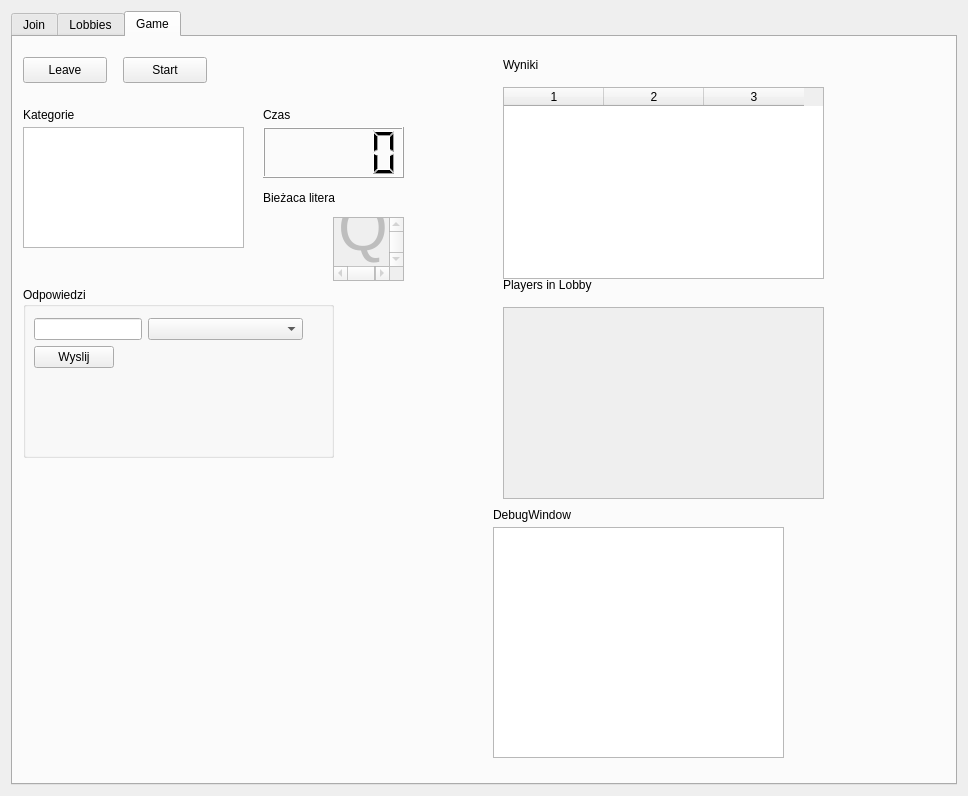
homoglobina/ProjektSK2.2, file ClientGui/mywidget.ui: the form before one commit.
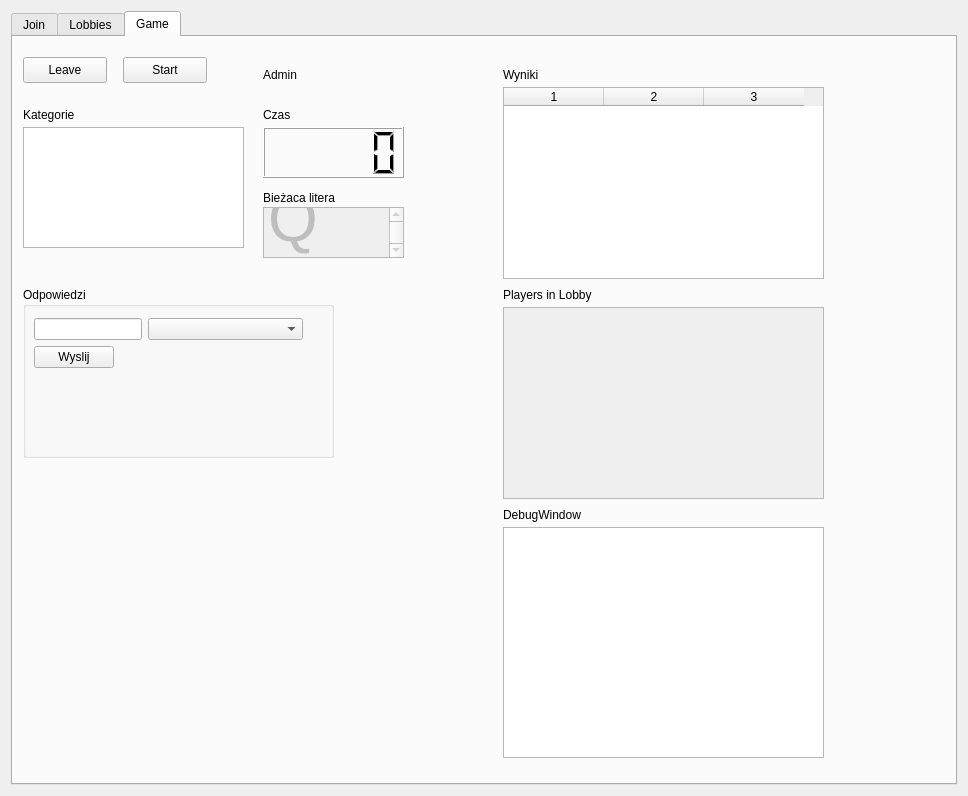
The form after the commit. The open tabs and pages were chosen to show the change.

Commit message: add admin indication

```diff
--- a/ClientGui/mywidget.ui
+++ b/ClientGui/mywidget.ui
@@ -214,7 +214,7 @@
        <property name="geometry">
         <rect>
          <x>490</x>
-         <y>240</y>
+         <y>250</y>
          <width>111</width>
          <height>16</height>
         </rect>
@@ -239,9 +239,9 @@
       <widget class="QTextEdit" name="gameTextEdit">
        <property name="geometry">
         <rect>
-         <x>480</x>
+         <x>490</x>
          <y>490</y>
-         <width>291</width>
+         <width>321</width>
          <height>231</height>
         </rect>
        </property>
@@ -314,7 +314,7 @@
        <property name="geometry">
         <rect>
          <x>490</x>
-         <y>20</y>
+         <y>30</y>
          <width>57</width>
          <height>16</height>
         </rect>
@@ -326,7 +326,7 @@
       <widget class="QLabel" name="label_4">
        <property name="geometry">
         <rect>
-         <x>480</x>
+         <x>490</x>
          <y>470</y>
          <width>141</width>
          <height>16</height>
@@ -378,10 +378,10 @@
        </property>
        <property name="geometry">
         <rect>
-         <x>320</x>
-         <y>180</y>
-         <width>71</width>
-         <height>64</height>
+         <x>250</x>
+         <y>170</y>
+         <width>141</width>
+         <height>51</height>
         </rect>
        </property>
        <property name="font">
@@ -414,6 +414,32 @@
         <string>Bieżaca litera</string>
        </property>
       </widget>
+      <widget class="QLabel" name="label_8">
+       <property name="geometry">
+        <rect>
+         <x>250</x>
+         <y>30</y>
+         <width>57</width>
+         <height>16</height>
+        </rect>
+       </property>
+       <property name="text">
+        <string>Admin</string>
+       </property>
+      </widget>
+      <widget class="QLabel" name="adminLed">
+       <property name="geometry">
+        <rect>
+         <x>300</x>
+         <y>20</y>
+         <width>30</width>
+         <height>30</height>
+        </rect>
+       </property>
+       <property name="text">
+        <string/>
+       </property>
+      </widget>
      </widget>
     </widget>
    </item>
```
Left out of the diff: 8 changed lines with no effect on the pictures. The commit also changes 11 other files.
